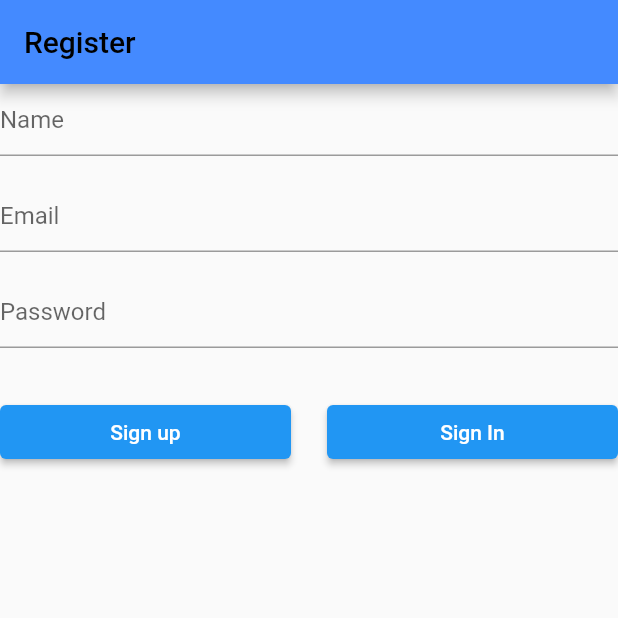
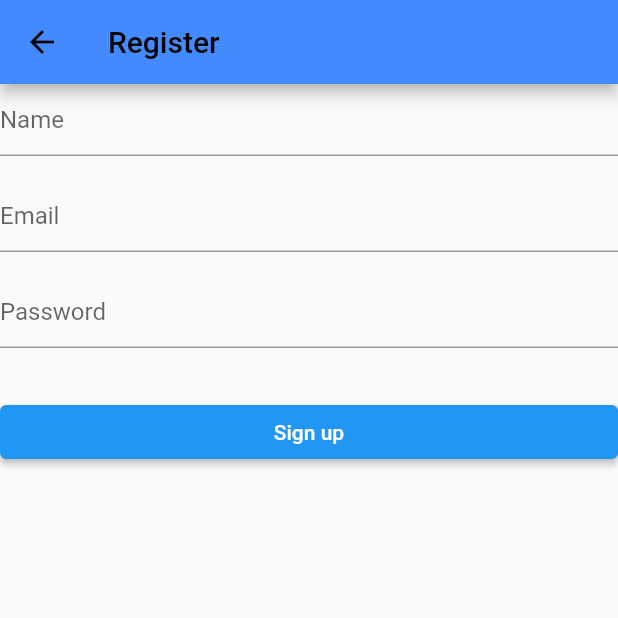
Before and after one commit to vykio/flutter-sloter, a Flutter app: the screen it shows after launch, after a tap on "Sign In", after a tap on "Register", on a phone screen of 412 x 824 dp, the top half of it. Run offline on Flutter 3.47's test engine with Material 2 defaults, Android fonts, the phone set to English and light mode, and no system bars; our stand-ins replace firebase_auth, firebase_core; accounts and stored records are empty.

Commit message:
Sign up push route

```diff
--- a/lib/screens/login_page.dart
+++ b/lib/screens/login_page.dart
@@ -149,7 +149,7 @@ class _LoginPageState extends State<LoginPage> {
                         Expanded(
                           child: ElevatedButton(
                             onPressed: () {
-                              Navigator.of(context).pushReplacement(
+                              Navigator.of(context).push(
                                 MaterialPageRoute(builder: (context) => const RegisterPage())
                               );
                             },
--- a/lib/screens/register_page.dart
+++ b/lib/screens/register_page.dart
@@ -1,6 +1,5 @@
 import 'package:firebase_auth/firebase_auth.dart';
 import 'package:flutter/material.dart';
-import 'package:sloter/screens/login_page.dart';
 import 'package:sloter/screens/profile_page.dart';
 import 'package:sloter/utils/validator.dart';
 
@@ -127,18 +126,6 @@ class _RegisterPageState extends State<RegisterPage> {
                     ),
                   ),
 
-                  const SizedBox(width: 24.0),
-
-                  Expanded(
-                      child: ElevatedButton(
-                        onPressed: () {
-                          Navigator.of(context).pushReplacement(
-                              MaterialPageRoute(builder: (context) => const LoginPage())
-                          );
-                        },
-                        child: const Text('Sign In', style: TextStyle(color: Colors.white)),
-                      )
-                  )
                 ],
               )
 
```
